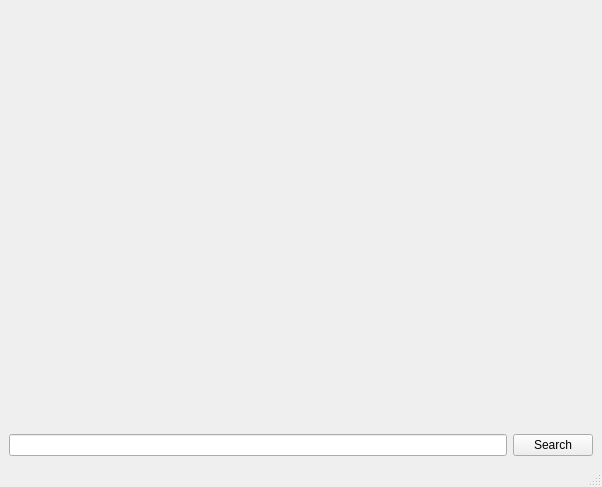
Old version of the form ui/untitled.ui in the repository Shadowik2306/BigApi.
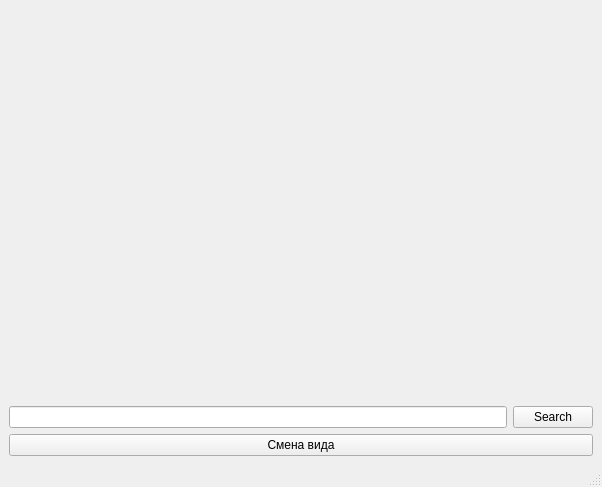
New version of the form.

Patch:
```diff
--- a/ui/untitled.ui
+++ b/ui/untitled.ui
@@ -43,6 +43,13 @@
       </item>
      </layout>
     </item>
+    <item row="1" column="1">
+     <widget class="QPushButton" name="view">
+      <property name="text">
+       <string>Смена вида</string>
+      </property>
+     </widget>
+    </item>
    </layout>
   </widget>
   <widget class="QMenuBar" name="menubar">
```
Left out of the diff: 2 changed lines with no effect on the pictures.
